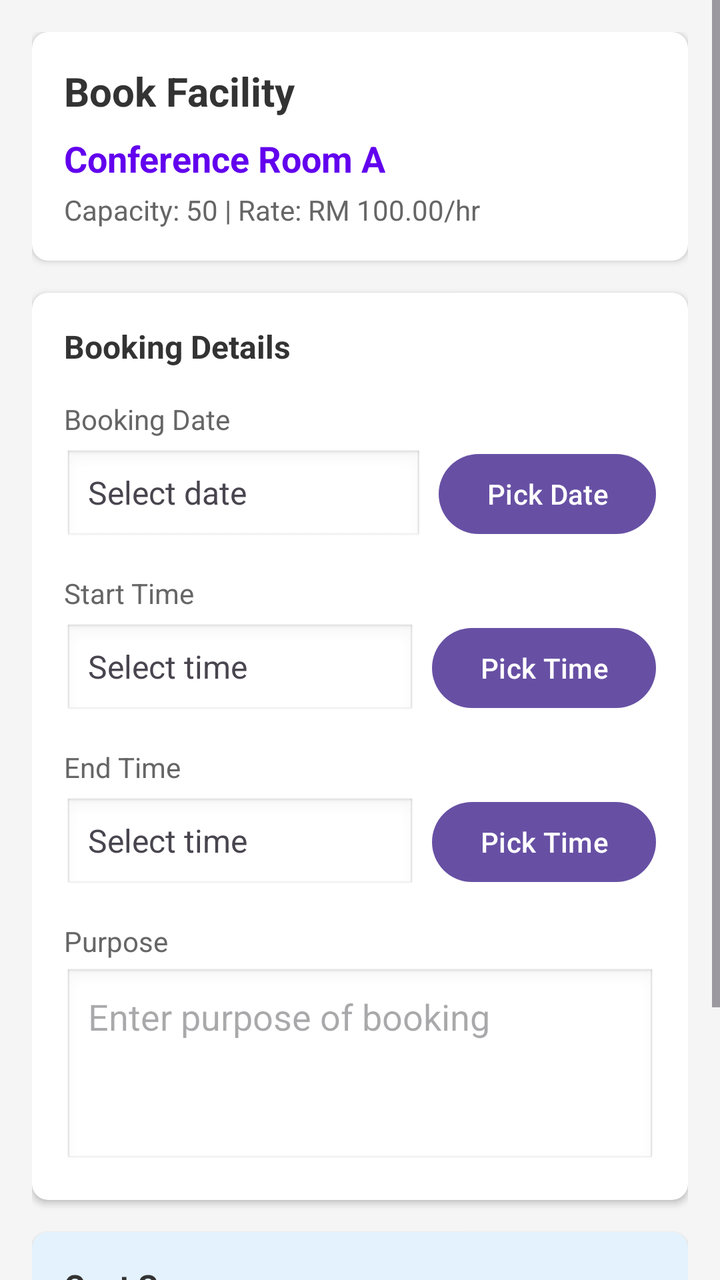
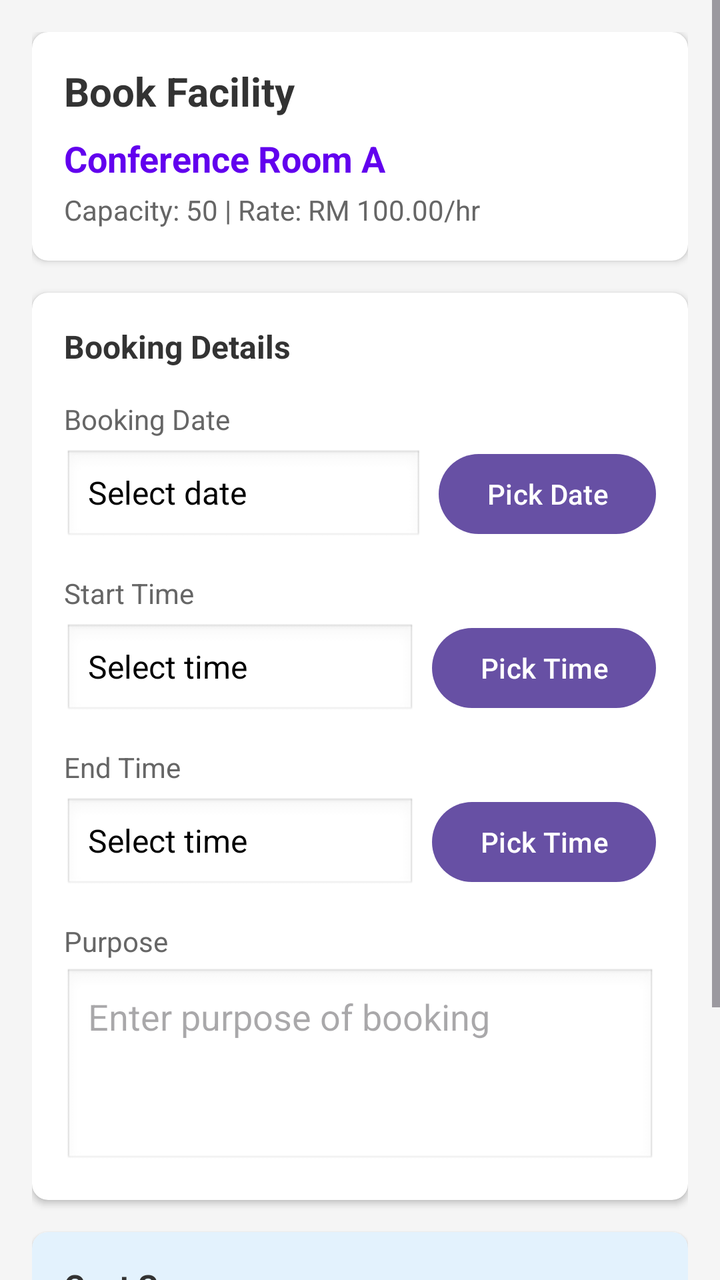

Before-and-after screenshots of an Android layout around one commit, followed by the original layout XML and the change that was made.
<!-- AndroidManifest.xml: application theme Theme.FacilityBooking -->
<!-- res/layout/activity_create_booking.xml -->
<?xml version="1.0" encoding="utf-8"?>
<ScrollView xmlns:android="http://schemas.android.com/apk/res/android"
    xmlns:app="http://schemas.android.com/apk/res-auto"
    xmlns:tools="http://schemas.android.com/tools"
    android:layout_width="match_parent"
    android:layout_height="match_parent"
    android:background="#F5F5F5"
    android:fillViewport="true"
    tools:context=".CreateBookingActivity">

    <LinearLayout
        android:layout_width="match_parent"
        android:layout_height="wrap_content"
        android:orientation="vertical"
        android:padding="16dp">

        
        <androidx.cardview.widget.CardView
            android:layout_width="match_parent"
            android:layout_height="wrap_content"
            app:cardCornerRadius="8dp"
            app:cardElevation="2dp"
            android:layout_marginBottom="16dp">

            <LinearLayout
                android:layout_width="match_parent"
                android:layout_height="wrap_content"
                android:orientation="vertical"
                android:padding="16dp">

                <TextView
                    android:layout_width="wrap_content"
                    android:layout_height="wrap_content"
                    android:text="Book Facility"
                    android:textSize="20sp"
                    android:textStyle="bold"
                    android:textColor="#333333"
                    android:layout_marginBottom="8dp" />

                <TextView
                    android:id="@+id/tvFacilityName"
                    android:layout_width="wrap_content"
                    android:layout_height="wrap_content"
                    android:text="Conference Room A"
                    android:textSize="18sp"
                    android:textColor="@color/design_default_color_primary"
                    android:textStyle="bold"
                    android:layout_marginBottom="4dp" />

                <TextView
                    android:id="@+id/tvFacilityInfo"
                    android:layout_width="wrap_content"
                    android:layout_height="wrap_content"
                    android:text="Capacity: 50 | Rate: RM 100.00/hr"
                    android:textSize="14sp"
                    android:textColor="#666666" />

            </LinearLayout>

        </androidx.cardview.widget.CardView>

        
        <androidx.cardview.widget.CardView
            android:layout_width="match_parent"
            android:layout_height="wrap_content"
            app:cardCornerRadius="8dp"
            app:cardElevation="2dp"
            android:layout_marginBottom="16dp">

            <LinearLayout
                android:layout_width="match_parent"
                android:layout_height="wrap_content"
                android:orientation="vertical"
                android:padding="16dp">

                <TextView
                    android:layout_width="wrap_content"
                    android:layout_height="wrap_content"
                    android:text="Booking Details"
                    android:textSize="16sp"
                    android:textStyle="bold"
                    android:textColor="#333333"
                    android:layout_marginBottom="16dp" />

                
                <TextView
                    android:layout_width="wrap_content"
                    android:layout_height="wrap_content"
                    android:text="Booking Date"
                    android:textSize="14sp"
                    android:textColor="#666666"
                    android:layout_marginBottom="4dp" />

                <LinearLayout
                    android:layout_width="match_parent"
                    android:layout_height="wrap_content"
                    android:orientation="horizontal"
                    android:layout_marginBottom="16dp">

                    <TextView
                        android:id="@+id/tvSelectedDate"
                        android:layout_width="0dp"
                        android:layout_height="48dp"
                        android:layout_weight="1"
                        android:text="Select date"
                        android:textSize="16sp"
                        android:gravity="center_vertical"
                        android:paddingStart="12dp"
                        android:paddingEnd="12dp"
                        android:background="@android:drawable/edit_text"
                        android:layout_marginEnd="8dp" />

                    <Button
                        android:id="@+id/btnPickDate"
                        android:layout_width="wrap_content"
                        android:layout_height="48dp"
                        android:text="Pick Date" />

                </LinearLayout>

                
                <TextView
                    android:layout_width="wrap_content"
                    android:layout_height="wrap_content"
                    android:text="Start Time"
                    android:textSize="14sp"
                    android:textColor="#666666"
                    android:layout_marginBottom="4dp" />

                <LinearLayout
                    android:layout_width="match_parent"
                    android:layout_height="wrap_content"
                    android:orientation="horizontal"
                    android:layout_marginBottom="16dp">

                    <TextView
                        android:id="@+id/tvStartTime"
                        android:layout_width="0dp"
                        android:layout_height="48dp"
                        android:layout_weight="1"
                        android:text="Select time"
                        android:textSize="16sp"
                        android:gravity="center_vertical"
                        android:paddingStart="12dp"
                        android:paddingEnd="12dp"
                        android:background="@android:drawable/edit_text"
                        android:layout_marginEnd="8dp" />

                    <Button
                        android:id="@+id/btnPickStartTime"
                        android:layout_width="wrap_content"
                        android:layout_height="48dp"
                        android:text="Pick Time" />

                </LinearLayout>

                
                <TextView
                    android:layout_width="wrap_content"
                    android:layout_height="wrap_content"
                    android:text="End Time"
                    android:textSize="14sp"
                    android:textColor="#666666"
                    android:layout_marginBottom="4dp" />

                <LinearLayout
                    android:layout_width="match_parent"
                    android:layout_height="wrap_content"
                    android:orientation="horizontal"
                    android:layout_marginBottom="16dp">

                    <TextView
                        android:id="@+id/tvEndTime"
                        android:layout_width="0dp"
                        android:layout_height="48dp"
                        android:layout_weight="1"
                        android:text="Select time"
                        android:textSize="16sp"
                        android:gravity="center_vertical"
                        android:paddingStart="12dp"
                        android:paddingEnd="12dp"
                        android:background="@android:drawable/edit_text"
                        android:layout_marginEnd="8dp" />

                    <Button
                        android:id="@+id/btnPickEndTime"
                        android:layout_width="wrap_content"
                        android:layout_height="48dp"
                        android:text="Pick Time" />

                </LinearLayout>

                
                <TextView
                    android:layout_width="wrap_content"
                    android:layout_height="wrap_content"
                    android:text="Purpose"
                    android:textSize="14sp"
                    android:textColor="#666666"
                    android:layout_marginBottom="4dp" />

                <EditText
                    android:id="@+id/edtPurpose"
                    android:layout_width="match_parent"
                    android:layout_height="100dp"
                    android:hint="Enter purpose of booking"
                    android:gravity="top|start"
                    android:padding="12dp"
                    android:background="@android:drawable/edit_text"
                    android:inputType="textMultiLine"
                    android:maxLines="4" />

            </LinearLayout>

        </androidx.cardview.widget.CardView>

        
        <androidx.cardview.widget.CardView
            android:layout_width="match_parent"
            android:layout_height="wrap_content"
            app:cardCornerRadius="8dp"
            app:cardElevation="2dp"
            android:layout_marginBottom="16dp"
            app:cardBackgroundColor="#E3F2FD">

            <LinearLayout
                android:layout_width="match_parent"
                android:layout_height="wrap_content"
                android:orientation="vertical"
                android:padding="16dp">

                <TextView
                    android:layout_width="wrap_content"
                    android:layout_height="wrap_content"
                    android:text="Cost Summary"
                    android:textSize="16sp"
                    android:textStyle="bold"
                    android:textColor="#333333"
                    android:layout_marginBottom="8dp" />

                <LinearLayout
                    android:layout_width="match_parent"
                    android:layout_height="wrap_content"
                    android:orientation="horizontal">

                    <TextView
                        android:layout_width="0dp"
                        android:layout_height="wrap_content"
                        android:layout_weight="1"
                        android:text="Duration:"
                        android:textSize="14sp"
                        android:textColor="#666666" />

                    <TextView
                        android:id="@+id/tvDuration"
                        android:layout_width="wrap_content"
                        android:layout_height="wrap_content"
                        android:text="0 hours"
                        android:textSize="14sp"
                        android:textStyle="bold"
                        android:textColor="#333333" />

                </LinearLayout>

                <LinearLayout
                    android:layout_width="match_parent"
                    android:layout_height="wrap_content"
                    android:orientation="horizontal"
                    android:layout_marginTop="4dp">

                    <TextView
                        android:layout_width="0dp"
                        android:layout_height="wrap_content"
                        android:layout_weight="1"
                        android:text="Total Cost:"
                        android:textSize="16sp"
                        android:textStyle="bold"
                        android:textColor="#333333" />

                    <TextView
                        android:id="@+id/tvTotalCost"
                        android:layout_width="wrap_content"
                        android:layout_height="wrap_content"
                        android:text="RM 0.00"
                        android:textSize="18sp"
                        android:textStyle="bold"
                        android:textColor="@color/design_default_color_primary" />

                </LinearLayout>

            </LinearLayout>

        </androidx.cardview.widget.CardView>

        
        <LinearLayout
            android:layout_width="match_parent"
            android:layout_height="wrap_content"
            android:orientation="horizontal"
            android:gravity="center">

            <Button
                android:id="@+id/btnCancel"
                android:layout_width="0dp"
                android:layout_height="56dp"
                android:layout_weight="1"
                android:text="Cancel"
                android:textSize="16sp"
                android:backgroundTint="#9E9E9E"
                android:layout_marginEnd="8dp" />

            <Button
                android:id="@+id/btnSubmitBooking"
                android:layout_width="0dp"
                android:layout_height="56dp"
                android:layout_weight="1"
                android:text="Submit Booking"
                android:textSize="16sp"
                android:layout_marginStart="8dp" />

        </LinearLayout>

        
        <ProgressBar
            android:id="@+id/progressBar"
            style="@style/Widget.AppCompat.ProgressBar"
            android:layout_width="wrap_content"
            android:layout_height="wrap_content"
            android:layout_marginTop="16dp"
            android:layout_gravity="center"
            android:visibility="gone" />

    </LinearLayout>

</ScrollView>
<!-- resources referenced by this layout -->
<resources>
  <style name="Theme.FacilityBooking" parent="Base.Theme.FacilityBooking" />
  <style name="Base.Theme.FacilityBooking" parent="Theme.Material3.DayNight.NoActionBar">
          
          
      </style>
</resources>

<!-- the commit's change to res/layout/activity_create_booking.xml (unified diff, before → after) -->
@@ -20,6 +20,7 @@
             android:layout_height="wrap_content"
             app:cardCornerRadius="8dp"
             app:cardElevation="2dp"
+            app:cardBackgroundColor="@color/background_white"
             android:layout_marginBottom="16dp">
 
             <LinearLayout
@@ -65,6 +66,7 @@
             android:layout_height="wrap_content"
             app:cardCornerRadius="8dp"
             app:cardElevation="2dp"
+            app:cardBackgroundColor="@android:color/white"
             android:layout_marginBottom="16dp">
 
             <LinearLayout
@@ -108,6 +110,7 @@
                         android:paddingStart="12dp"
                         android:paddingEnd="12dp"
                         android:background="@android:drawable/edit_text"
+                        android:textColor="@color/black"
                         android:layout_marginEnd="8dp" />
 
                     <Button
@@ -144,6 +147,7 @@
                         android:paddingStart="12dp"
                         android:paddingEnd="12dp"
                         android:background="@android:drawable/edit_text"
+                        android:textColor="@color/black"
                         android:layout_marginEnd="8dp" />
 
                     <Button
@@ -179,6 +183,7 @@
                         android:gravity="center_vertical"
                         android:paddingStart="12dp"
                         android:paddingEnd="12dp"
+                        android:textColor="@color/black"
                         android:background="@android:drawable/edit_text"
                         android:layout_marginEnd="8dp" />
 
@@ -208,6 +213,7 @@
                     android:padding="12dp"
                     android:background="@android:drawable/edit_text"
                     android:inputType="textMultiLine"
+                    android:textColor="@color/black"
                     android:maxLines="4" />
 
             </LinearLayout>
<!-- resource entries referenced after the edit -->
@@ -1,5 +1,7 @@
 <!-- resources referenced by this layout -->
 <resources>
+  <color name="background_white">#FFFFFF</color>
+  <color name="black">#FF000000</color>
   <style name="Theme.FacilityBooking" parent="Base.Theme.FacilityBooking" />
   <style name="Base.Theme.FacilityBooking" parent="Theme.Material3.DayNight.NoActionBar">
           
